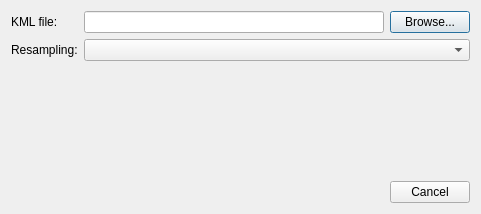
Qt form src/Plugin/src/Export/KMLExport/src/KMLExportDialog.ui (till213/SkyDolly) before a commit.
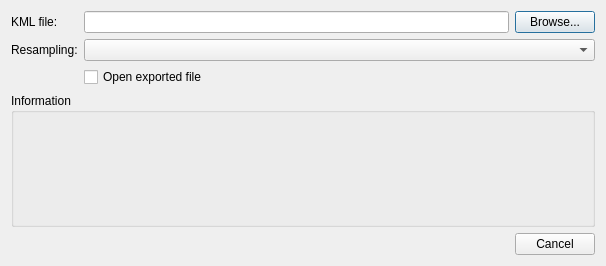
The same form after that commit.

Commit message:
Auto-suggest export file paths
- Option to open exported file after export

Diff of the .ui file:
```diff
--- a/src/Plugin/src/Export/KMLExport/src/KMLExportDialog.ui
+++ b/src/Plugin/src/Export/KMLExport/src/KMLExportDialog.ui
@@ -6,8 +6,8 @@
    <rect>
     <x>0</x>
     <y>0</y>
-    <width>472</width>
-    <height>214</height>
+    <width>606</width>
+    <height>266</height>
    </rect>
   </property>
   <property name="windowTitle">
@@ -27,7 +27,7 @@
       <widget class="QLineEdit" name="filePathLineEdit">
        <property name="minimumSize">
         <size>
-         <width>300</width>
+         <width>400</width>
          <height>0</height>
         </size>
        </property>
@@ -42,7 +42,39 @@
      </item>
     </layout>
    </item>
-   <item row="3" column="1">
+   <item row="2" column="0">
+    <widget class="QLabel" name="label">
+     <property name="text">
+      <string>Resampling:</string>
+     </property>
+    </widget>
+   </item>
+   <item row="2" column="1">
+    <widget class="QComboBox" name="resamplingComboBox"/>
+   </item>
+   <item row="4" column="0" colspan="2">
+    <widget class="QGroupBox" name="informationGroupBox">
+     <property name="title">
+      <string>Information</string>
+     </property>
+     <layout class="QVBoxLayout" name="verticalLayout">
+      <item>
+       <widget class="QLabel" name="infoLabel">
+        <property name="minimumSize">
+         <size>
+          <width>300</width>
+          <height>80</height>
+         </size>
+        </property>
+        <property name="text">
+         <string/>
+        </property>
+        <property name="wordWrap">
+         <bool>true</bool>
+        </property>
+       </widget>
+      </item>
+      <item>
     <spacer name="verticalSpacer">
      <property name="orientation">
       <enum>Qt::Vertical</enum>
@@ -55,7 +87,10 @@
      </property>
     </spacer>
    </item>
-   <item row="4" column="1">
+     </layout>
+    </widget>
+   </item>
+   <item row="5" column="1">
     <widget class="QDialogButtonBox" name="buttonBox">
      <property name="orientation">
       <enum>Qt::Horizontal</enum>
@@ -65,29 +100,10 @@
      </property>
     </widget>
    </item>
-   <item row="1" column="1">
-    <widget class="QComboBox" name="resamplingComboBox"/>
-   </item>
-   <item row="1" column="0">
-    <widget class="QLabel" name="label">
+   <item row="3" column="1">
+    <widget class="QCheckBox" name="openExportCheckBox">
      <property name="text">
-      <string>Resampling:</string>
-     </property>
-    </widget>
-   </item>
-   <item row="2" column="1">
-    <widget class="QLabel" name="infoLabel">
-     <property name="minimumSize">
-      <size>
-       <width>300</width>
-       <height>80</height>
-      </size>
-     </property>
-     <property name="text">
-      <string/>
-     </property>
-     <property name="wordWrap">
-      <bool>true</bool>
+      <string>Open exported file</string>
      </property>
     </widget>
    </item>
```
Lines whose indentation alone changed are shown as unchanged. The commit also changes 8 other files.
